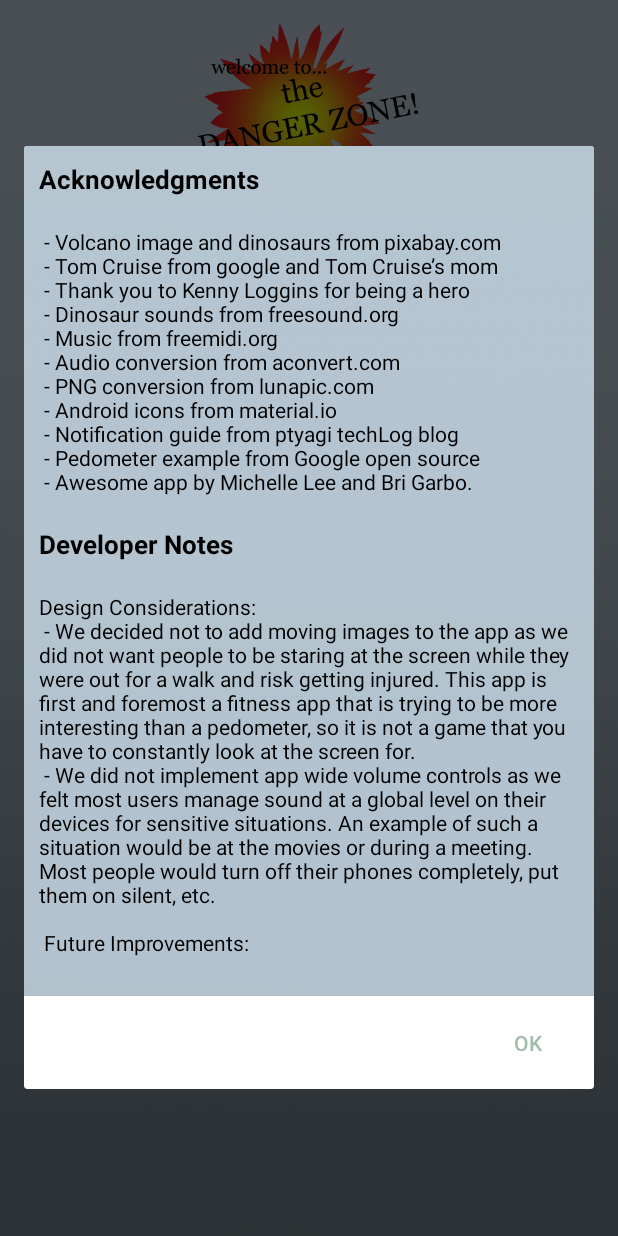
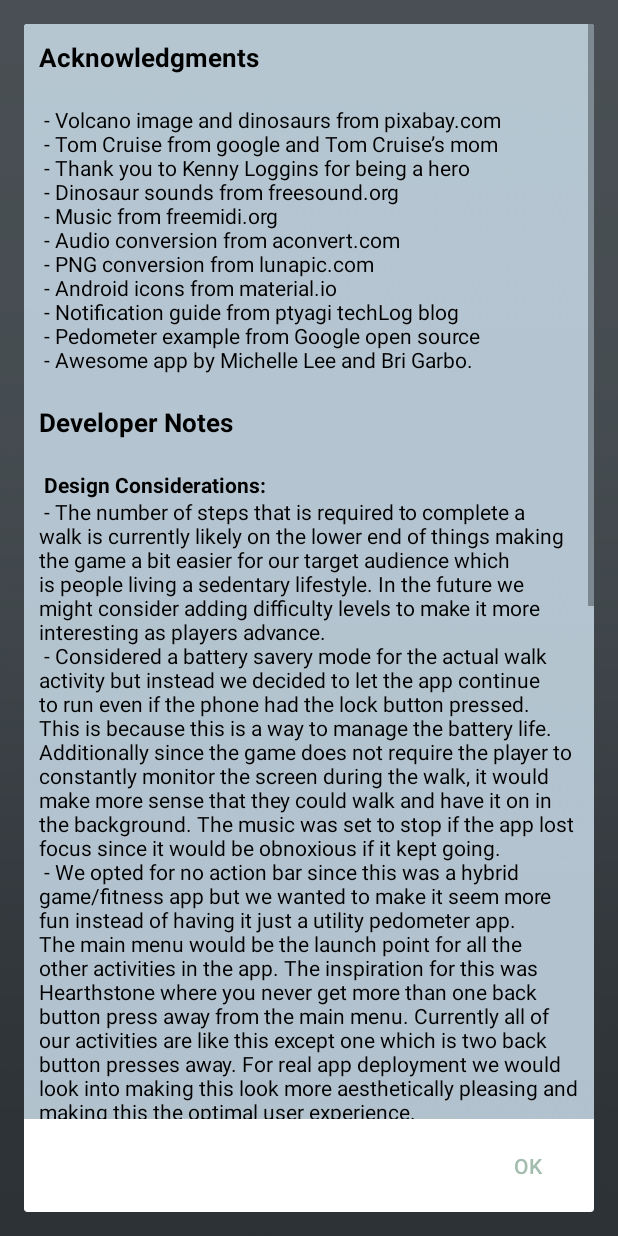
Before and after one commit to michelledlee/SittingInTheDangerZone, an Android app: the InformationInstructionsFragment screen opened directly, with no data from a screen before it, after a tap on "ACKNOWLEDGMENTS", on a phone screen of 412 x 824 dp. Run offline under Robolectric (Android 15) with nearby library versions, the light colour scheme and no system bars.

```diff
--- a/app/src/main/res/layout/activity_friends_list.xml
+++ b/app/src/main/res/layout/activity_friends_list.xml
@@ -83,17 +83,19 @@
     </LinearLayout>
 
     <LinearLayout
-        android:layout_height="wrap_content"
+        android:layout_height="match_parent"
         android:layout_width="wrap_content"
         android:layout_below="@id/text_bar"
         android:orientation="vertical"
-        android:layout_marginBottom="@dimen/ack_padding">
+        android:layout_marginBottom="@dimen/ack_padding"
+        android:weightSum="1">
 
         <ListView
             android:layout_marginStart="@dimen/profile_double_indented"
             android:id="@+id/list_of_friends"
             android:layout_width="wrap_content"
-            android:layout_height="wrap_content">
+            android:layout_height="wrap_content"
+            android:layout_weight=".9">
         </ListView>
     </LinearLayout>
 </RelativeLayout>
--- a/app/src/main/res/values/strings.xml
+++ b/app/src/main/res/values/strings.xml
@@ -27,16 +27,44 @@
     <string name="ack_title">Acknowledgments</string>
     <string name="developer_title">Developer Notes</string>
     <string name="developer_notes">
-        Design Considerations:\n
+        <b>Design Considerations:</b>\n
+        - The number of steps that is required to complete a walk is currently likely on the lower end of things making
+        the game a bit easier for our target audience which is people living a sedentary lifestyle. In the future we might
+        consider adding difficulty levels to make it more interesting as players advance.\n
+        - Considered a battery savery mode for the actual walk activity but instead we decided to let the app continue to
+        run even if the phone had the lock button pressed. This is because this is a way to manage the battery life. Additionally
+        since the game does not require the player to constantly monitor the screen during the walk, it would make more sense that
+        they could walk and have it on in the background. The music was set to stop if the app lost focus since it would be
+        obnoxious if it kept going.\n
+        - We opted for no action bar since this was a hybrid game/fitness app but we wanted to make it seem more
+        "fun" instead of having it just a utility pedometer app. The main menu would be the launch point for all the other
+        activities in the app. The inspiration for this was Hearthstone where you never get more than one back button
+        press away from the main menu. Currently all of our activities are like this except one which is two back button
+        presses away. For real app deployment we would look into making this look more aesthetically pleasing and making
+        this the optimal user experience.\n
+        - We thought about adding a countdown before the beginning of the walk. We opted not to because when people
+        hit the walk button they generally expect the activity to start. From being avid Pokemon Go players, we have noticed
+        that during the countdown before gym battles, most people are already tapping their phones and in general impatient
+        for the event to begin.\n
         - We decided not to add moving images to the app as we did not want people to be staring at
         the screen while they were out for a walk and risk getting injured. This app is first and
         foremost a fitness app that is trying to be more interesting than a pedometer, so it is not
-        a game that you have to constantly look at the screen for.\n
+        a game that you have to constantly look at the screen for. Eventually we would want to add some in-walk bonuses
+        but those would be alerted somehow so the player would not have to constantly look at the screen.\n
         - We did not implement app wide volume controls as we felt most users manage sound at a global
         level on their devices for sensitive situations. An example of such a situation would be at the movies
         or during a meeting. Most people would turn off their phones completely, put them on silent, etc.\n\n
 
-        Future Improvements:\n
+        <b>Future Improvements:</b>\n
+        The following is a list of improvements that we would want to implement for an app for full release later on.
+        - Add more scenarios in future releases so that they could be randomly selected by the app and would
+        be more interesting for the user.\n
+        - Add more achievements to the game to keep the interest level in the game higher. Things like achievements
+        for walking a certain number of times, doing enough specific scenarios, doing them right when the notification
+        appears, etc.\n
+        - Add location sharing and a two player mode with friends nearby so that walkers can meet up and walk together. Again
+        aiming to keep engagement levels high.\n
+        - Improve the graphic design and sounds to look more polished and interesting.
 
     </string>
 
```
